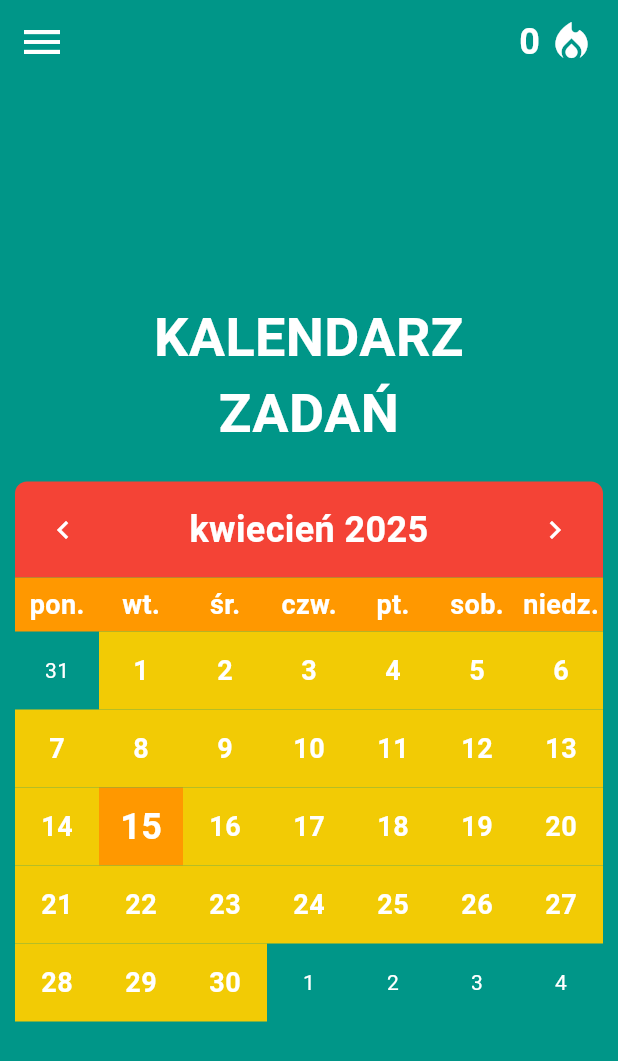
After one commit to sarek167/fixie, a Flutter app: the CalendarScreen screen opened by its route, on a phone screen of 412 x 824 dp. The commit adds this screen. Shown: the top 1061 px of the screen. Run offline on Flutter 3.47's test engine with Material 3 defaults, Android fonts, the light colour scheme and no system bars; drawn by our look-alikes of table_calendar; our stand-ins replace carousel_slider, dartz, dio, flutter_bloc, flutter_secure_storage, shared_preferences; accounts and stored records are empty.

Commit message:
[add:calendar_screen] Add calendar in frontend and working view for getting status of tasks

```diff
--- a/frontend/lib/core/constants/api_endpoints.dart
+++ b/frontend/lib/core/constants/api_endpoints.dart
@@ -10,6 +10,7 @@ class EndpointConstants {
   static const String postAssignPathEndpoint = "http://10.0.2.2:8001/task_management/post_assign_path/";
   static const String getStreakEndpoint = "http://10.0.2.2:8001/task_management/get_streak/";
   static const String getDailyTasksEndpoint = "http://10.0.2.2:8001/task_management/get_daily_tasks/";
+  static const String getDailyTasksStatusEndpoint = "http://10.0.2.2:8001/task_management/get_daily_tasks_status/";
 
   static const String baseUserEndpoint = "http://10.0.2.2:8000/user_management/";
 
--- a/frontend/lib/core/constants/app_routes.dart
+++ b/frontend/lib/core/constants/app_routes.dart
@@ -5,4 +5,5 @@ class AppRouteConstants {
   static const String taskRoute = "/tasks";
   static const String singleTaskRoute = "/task";
   static const String pathRoute = "/path";
+  static const String calendarRoute = "/calendar";
 }
--- /dev/null
+++ b/frontend/lib/features/tasks/presentation/calendar_screen.dart
@@ -0,0 +1,142 @@
+import 'package:flutter/material.dart';
+import 'package:frontend/core/constants/app_theme.dart';
+import 'package:frontend/features/authentication/data/user_model.dart';
+import 'package:frontend/features/authentication/logic/user_storage.dart';
+import 'package:frontend/widgets/menu_bar.dart';
+import 'package:table_calendar/table_calendar.dart';
+
+class CalendarScreen extends StatefulWidget {
+  const CalendarScreen({super.key});
+
+  @override
+  State<CalendarScreen> createState() => _CalendarScreenState();
+
+}
+
+class _CalendarScreenState extends State<CalendarScreen> {
+  @override
+  Widget build(BuildContext context) {
+    return FutureBuilder<User?>(
+        future: UserStorage().getUser(),
+        builder: (context, snapshot) {
+          if (snapshot.connectionState == ConnectionState.waiting) {
+            return const Scaffold(
+              body: Center(child: CircularProgressIndicator()),
+            );
+          } else if (snapshot.hasError) {
+            return Scaffold(
+                appBar: const CustomAppBar(streak: 0),
+                body: Center(
+                    child: Text(
+                        "Error while loading streak: ${snapshot.error}"))
+            );
+          } else {
+            final streak = snapshot.data!.streak;
+            return Scaffold(
+              backgroundColor: ColorConstants.backgroundColor,
+              appBar: CustomAppBar(streak: streak,),
+              body: Center(
+                child: SingleChildScrollView(
+                  child: Column(
+                    mainAxisAlignment: MainAxisAlignment.center,
+                    children: [
+                      Text(
+                        "KALENDARZ\nZADAŃ",
+                        textAlign: TextAlign.center,
+                        style: TextStyle(
+                          color: ColorConstants.whiteColor,
+                          fontSize: FontConstants.largeHeaderFontSize,
+                          fontWeight: FontWeight.bold,
+                        ),
+                      ),
+                      const SizedBox(height: 20),
+                      Padding(
+                        padding: const EdgeInsets.symmetric(horizontal: 10),
+                        child: TableCalendar(
+                          locale: 'pl_PL',
+                          firstDay: DateTime.utc(2025, 03, 1),
+                          lastDay: DateTime.utc(2026, 03, 1),
+                          focusedDay: DateTime.now(),
+                          calendarFormat: CalendarFormat.month,
+                          startingDayOfWeek: StartingDayOfWeek.monday,
+                          headerStyle: HeaderStyle(
+                            formatButtonVisible: false,
+                            titleCentered: true,
+                            titleTextStyle: TextStyle(color: ColorConstants.whiteColor, fontSize: FontConstants.headerFontSize, fontWeight: FontWeight.bold),
+                            leftChevronIcon: Icon(Icons.chevron_left, color: ColorConstants.whiteColor),
+                            rightChevronIcon: Icon(Icons.chevron_right, color: ColorConstants.whiteColor),
+                            decoration: BoxDecoration(
+                              color: ColorConstants.darkColor,
+                              borderRadius: BorderRadius.only(
+                                topRight: Radius.circular(8),
+                                topLeft: Radius.circular(8)
+                              )
+                            )
+                          ),
+                          daysOfWeekHeight: FontConstants.largeHeaderFontSize,
+                          daysOfWeekStyle: DaysOfWeekStyle(
+                            decoration: BoxDecoration(
+                              color: ColorConstants.lightColor,
+                            ),
+                            weekdayStyle: TextStyle(color: Colors.white, fontSize: FontConstants.standardFontSize, fontWeight: FontWeight.bold),
+                            weekendStyle: TextStyle(color: Colors.white, fontSize: FontConstants.standardFontSize, fontWeight: FontWeight.bold),
+                          ),
+                          calendarBuilders: CalendarBuilders(
+                            defaultBuilder: (context, day, _) {
+                              final isCompleted = true;
+                              return Container(
+                                decoration: BoxDecoration(
+                                  color: isCompleted ? ColorConstants.veryLightColor : Colors.grey.shade300,
+                                  // borderRadius: BorderRadius.circular(10),
+                                ),
+                                child: Center(
+                                    child: Text(
+                                      '${day.day}',
+                                      style: TextStyle(
+                                        color: ColorConstants.whiteColor,
+                                        fontSize: FontConstants.standardFontSize,
+                                        fontWeight: FontWeight.bold
+                                      )
+                                    )),
+                              );
+                            },
+                            todayBuilder: (context, day, _) {
+                              return Container(
+                                decoration: BoxDecoration(
+                                  color: ColorConstants.lightColor,
+                                ),
+                                child: Center(
+                                  child: Text(
+                                    '${day.day}',
+                                    style: TextStyle(
+                                      color: ColorConstants.whiteColor,
+                                      fontSize: FontConstants.headerFontSize,
+                                      fontWeight: FontWeight.bold
+                                    )
+                                  )
+                                )
+                              );
+                            },
+                            outsideBuilder: (context, day, _) {
+                              return Center(
+                                child: Text(
+                                  '${day.day}',
+                                  style: TextStyle(color: Colors.white),
+                                )
+                              );
+                            }
+                          ),
+                        ),
+                      )
+
+
+                    ],
+                  ),
+                ),
+              ),
+            );
+          }
+        }
+    );
+  }
+}
--- a/frontend/lib/main.dart
+++ b/frontend/lib/main.dart
@@ -1,11 +1,13 @@
 import 'package:flutter/material.dart';
 import 'package:flutter_bloc/flutter_bloc.dart';
+import 'package:flutter_localizations/flutter_localizations.dart';
 import 'package:frontend/core/services/auth_service.dart';
 import 'package:frontend/features/authentication/logic/auth.dart';
 import 'package:frontend/features/authentication/presentation/login_screen.dart';
 import 'package:frontend/features/authentication/presentation/register_screen.dart';
 import 'package:frontend/features/home/presentation/home_screen.dart';
 import 'package:frontend/core/constants/app_routes.dart';
+import 'package:frontend/features/tasks/presentation/calendar_screen.dart';
 import 'package:frontend/features/tasks/presentation/path_screen.dart';
 import 'package:frontend/features/tasks/presentation/task_screen.dart';
 import 'package:frontend/features/tasks/presentation/single_task_screen.dart';
@@ -27,23 +29,16 @@ class MyApp extends StatelessWidget {
   @override
   Widget build(BuildContext context) {
     return MaterialApp(
+      localizationsDelegates: const[
+        GlobalMaterialLocalizations.delegate,
+        GlobalWidgetsLocalizations.delegate,
+        GlobalCupertinoLocalizations.delegate,
+      ],
+      supportedLocales: const [
+        Locale('pl', 'PL')
+      ],
       title: 'Fixie',
       theme: ThemeData(
-        // This is the theme of your application.
-        //
-        // TRY THIS: Try running your application with "flutter run". You'll see
-        // the application has a purple toolbar. Then, without quitting the app,
-        // try changing the seedColor in the colorScheme below to Colors.green
-        // and then invoke "hot reload" (save your changes or press the "hot
-        // reload" button in a Flutter-supported IDE, or press "r" if you used
-        // the command line to start the app).
-        //
-        // Notice that the counter didn't reset back to zero; the application
-        // state is not lost during the reload. To reset the state, use hot
-        // restart instead.
-        //
-        // This works for code too, not just values: Most code changes can be
-        // tested with just a hot reload.
         colorScheme: ColorScheme.fromSeed(seedColor: Colors.deepPurple),
       ),
       routes: {
@@ -52,7 +47,8 @@ class MyApp extends StatelessWidget {
         AppRouteConstants.homeRoute: (context) => HomeScreen(),
         AppRouteConstants.taskRoute: (context) => TaskScreen(),
         // AppRouteConstants.singleTaskRoute: (context) => SingleTaskScreen(),
-        AppRouteConstants.pathRoute: (context) => PathScreen()
+        AppRouteConstants.pathRoute: (context) => PathScreen(),
+        AppRouteConstants.calendarRoute: (context) => CalendarScreen()
       },
       home: LoginScreen()
     );
--- a/frontend/lib/widgets/menu_dialog.dart
+++ b/frontend/lib/widgets/menu_dialog.dart
@@ -75,7 +75,7 @@ class CustomMenu extends StatelessWidget {
                     text: "KALENDARZ ZADAŃ",
                     backgroundColor: ColorConstants.lightColor,
                     onPressed: () {
-                      Navigator.pushNamed(context, AppRouteConstants.homeRoute);
+                      Navigator.pushNamed(context, AppRouteConstants.calendarRoute);
                     }
                 ),
                 const SizedBox(height: 20),
--- a/frontend/pubspec.yaml
+++ b/frontend/pubspec.yaml
@@ -30,6 +30,8 @@ environment:
 dependencies:
   flutter:
     sdk: flutter
+  flutter_localizations:
+    sdk: flutter
 
   # The following adds the Cupertino Icons font to your application.
   # Use with the CupertinoIcons class for iOS style icons.
@@ -41,7 +43,7 @@ dependencies:
   flutter_secure_storage: ^9.2.4
   shared_preferences: ^2.5.2
   carousel_slider: ^5.0.0
-  intl: ^0.20.2
+  table_calendar: ^3.1.3
 
 dev_dependencies:
   flutter_test:
```
Also changed, not shown: frontend/pubspec.lock, 2 other files.
